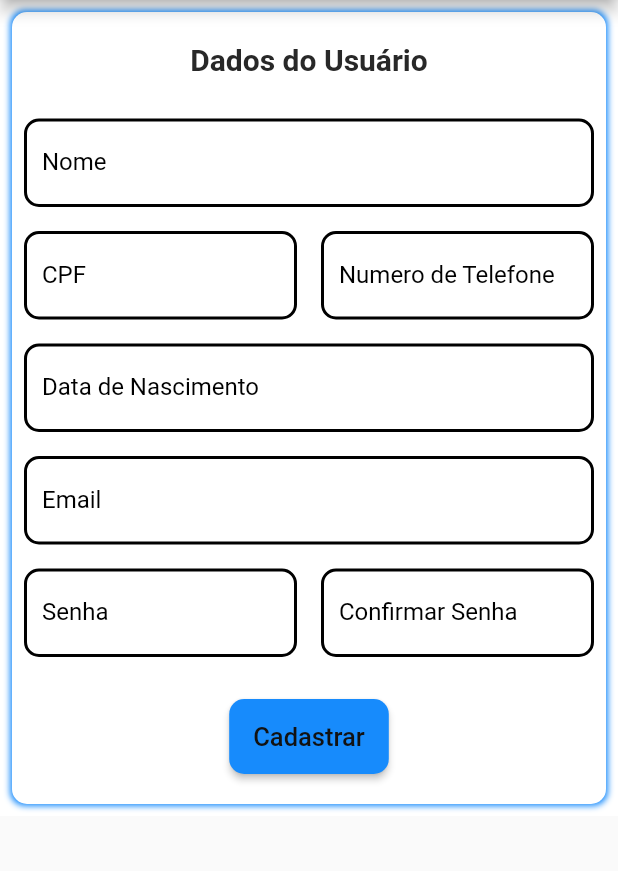
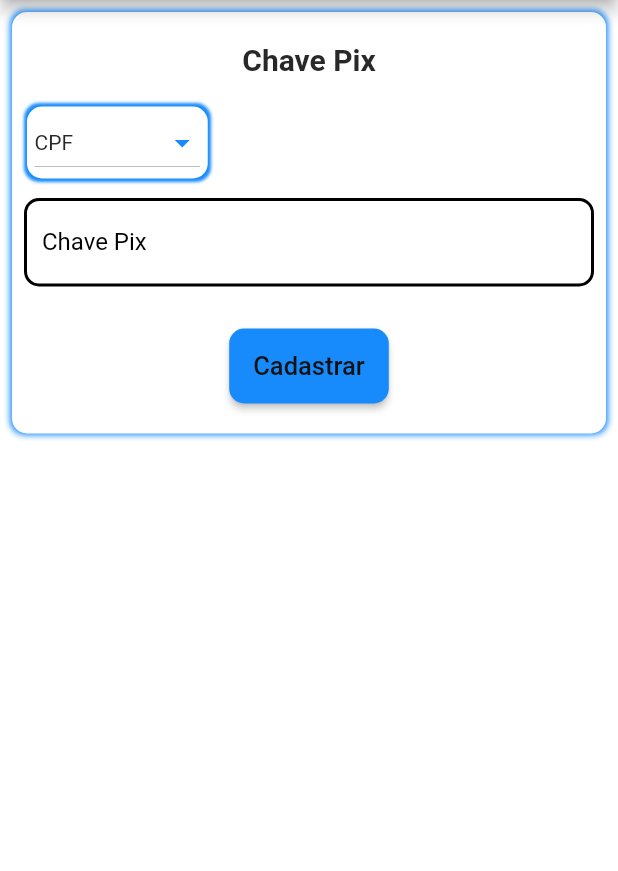
Before and after one commit to AlarconPedro/Tech_Shop, a Flutter app: the CadatroPixPage screen opened directly, on a phone screen of 412 x 824 dp, the part 84-955 px from its top. Run offline on Flutter 3.47's test engine with Material 2 defaults, Android fonts, the phone set to English and light mode, and no system bars; our stand-ins replace carousel_slider, mask_text_input_formatter, shared_preferences, sqflite; missing offline and left inert: flutter_credit_card_brazilian; accounts and stored records are empty.

Commit message:
Adicionado CRUD forma de pagamento - 2022.18.11.1

```diff
--- a/lib/classes/globais.dart
+++ b/lib/classes/globais.dart
@@ -1,3 +1,4 @@
+import 'package:mask_text_input_formatter/mask_text_input_formatter.dart';
 import 'package:tech_shop/datasource/models/produto_model.dart';
 
 class Globais {
@@ -36,6 +37,12 @@ class Globais {
   static String estadoCliente = "";
   static int idCliente = 0;
   static int enderecoSelected = 0;
+  static int cartaoSelected = 0;
+  static int pixSelected = 0;
+  static MaskTextInputFormatter maskCpf = MaskTextInputFormatter(
+    mask: '###.###.###-##',
+    filter: {"#": RegExp(r'[0-9]')},
+  );
 
   // Carrinho
   static int qtdCarrinho = 0;
--- a/lib/datasource/local/querys/tb_pagamentoPix_helper.dart
+++ b/lib/datasource/local/querys/tb_pagamentoPix_helper.dart
@@ -4,16 +4,16 @@ import 'package:tech_shop/datasource/local/tb_pagamento_pix.dart';
 
 class TbPagamentoPixHelper {
   // SELECT
-  Future<TbPagamentoPix> getPagamento() async {
+  Future<List<TbPagamentoPix>> getPagamentoPix() async {
     Database db = await BancoDados().db;
     var response = await db.rawQuery(
       "SELECT * FROM ${TbPagamentoPix.nomeTabela} ",
     );
     print(response);
     if (response.isNotEmpty) {
-      return TbPagamentoPix.fromMap(response.first);
+      return response.map((c) => TbPagamentoPix.fromMap(c)).toList();
     } else {
-      return TbPagamentoPix();
+      return [];
     }
   }
 
--- a/lib/ui/pages/cadastro_cartao_page.dart
+++ b/lib/ui/pages/cadastro_cartao_page.dart
@@ -40,7 +40,7 @@ class _CadastroCartaoPageState extends State<CadastroCartaoPage> {
           children: <Widget>[
             CreditCardWidget(
               cardName: (String value) {
-                print(value);
+                // print(value);
               },
               cardNumber: numeroCartao,
               expiryDate: vencimento,
@@ -101,7 +101,7 @@ class _CadastroCartaoPageState extends State<CadastroCartaoPage> {
                       child: Container(
                         margin: const EdgeInsets.all(8),
                         child: const Text(
-                          'Validate',
+                          'Salvar Cartão',
                           style: TextStyle(
                             color: Colors.white,
                             fontFamily: 'halter',
@@ -119,6 +119,7 @@ class _CadastroCartaoPageState extends State<CadastroCartaoPage> {
                             cvvCode,
                             vencimento,
                           );
+                          Navigator.pop(context);
                         } else {
                           print('invalid!');
                         }
--- a/lib/ui/pages/cadastro_pix_page.dart
+++ b/lib/ui/pages/cadastro_pix_page.dart
@@ -4,6 +4,8 @@ import 'package:flutter/material.dart';
 import 'package:flutter/services.dart';
 import 'package:mask_text_input_formatter/mask_text_input_formatter.dart';
 import 'package:provider/provider.dart';
+import 'package:tech_shop/classes/classes.dart';
+import 'package:tech_shop/datasource/local/querys/tb_pagamentoPix_helper.dart';
 import 'package:tech_shop/ui/pages/pages.dart';
 
 import '../../datasource/http/http.dart';
@@ -20,13 +22,6 @@ class CadatroPixPage extends StatefulWidget {
 
 class _CadatroPixPageState extends State<CadatroPixPage> {
   final TextEditingController _nomeController = TextEditingController();
-  final TextEditingController _cpfController = TextEditingController();
-  final TextEditingController _numeroTelefone = TextEditingController();
-  final TextEditingController _dataNascimentoController =
-      TextEditingController();
-  final TextEditingController _emailController = TextEditingController();
-  final TextEditingController _senhaController = TextEditingController();
-  final TextEditingController _confirmaController = TextEditingController();
 
   final maskCpf = MaskTextInputFormatter(
       mask: "###.###.###-##", filter: {"#": RegExp(r'[0-9]')});
@@ -41,6 +36,8 @@ class _CadatroPixPageState extends State<CadatroPixPage> {
   Widget build(BuildContext context) {
     final currentTheme = Provider.of<ThemeProvider>(context);
     return Scaffold(
+      backgroundColor:
+          currentTheme.isDarkTheme() ? Cores.cinzaMedio : Cores.branco,
       appBar: AppBar(
         backgroundColor:
             currentTheme.isDarkTheme() ? Cores.cinzaEscuro : Cores.cinzaClaro,
@@ -82,7 +79,7 @@ class _CadatroPixPageState extends State<CadatroPixPage> {
                         height: 20,
                       ),
                       Text(
-                        'Dados do Usuário',
+                        'Chave Pix',
                         style: TextStyle(
                           fontSize: 20,
                           fontWeight: FontWeight.bold,
@@ -94,88 +91,138 @@ class _CadatroPixPageState extends State<CadatroPixPage> {
                       const SizedBox(
                         height: 20,
                       ),
-                      campoTexto(
-                        controller: _nomeController,
-                        hint: 'Digite seu nome:',
-                        inputFormatter: maskDefault,
-                        keyboardType: TextInputType.name,
-                        label: 'Nome',
-                        obscureText: false,
+                      Padding(
+                        padding: const EdgeInsets.symmetric(horizontal: 10),
+                        child: Row(
+                          mainAxisAlignment: MainAxisAlignment.start,
+                          children: [
+                            Container(
+                              decoration: BoxDecoration(
+                                color: currentTheme.isDarkTheme()
+                                    ? Cores.cinzaEscuro
+                                    : Cores.branco,
+                                borderRadius: BorderRadius.circular(10),
+                                boxShadow: [
+                                  BoxShadow(
+                                    color: currentTheme.isDarkTheme()
+                                        ? Cores.branco
+                                        : Cores.azul,
+                                    blurRadius: 1,
+                                    spreadRadius: 2,
+                                    blurStyle: BlurStyle.normal,
+                                    // offset: const Offset(1.5, 1.5),
                                   ),
-                      Row(
-                        children: [
-                          Expanded(
-                            child: campoTexto(
-                              controller: _cpfController,
-                              hint: 'Digite seu CPF:',
-                              inputFormatter: maskCpf,
-                              keyboardType: TextInputType.number,
-                              label: 'CPF',
-                              obscureText: false,
+                                ],
+                              ),
+                              child: Padding(
+                                padding:
+                                    const EdgeInsets.symmetric(horizontal: 5),
+                                child: DropdownButton(
+                                    elevation: 0,
+                                    value: 'CPF',
+                                    borderRadius: BorderRadius.circular(10),
+                                    hint: Text(
+                                      'Tipo de chave',
+                                      style: TextStyle(
+                                        color: currentTheme.isDarkTheme()
+                                            ? Cores.branco
+                                            : Cores.cinzaEscuro,
                                       ),
                                     ),
-                          Expanded(
-                            child: campoTexto(
-                              controller: _numeroTelefone,
-                              hint: 'Digite seu Numero de Telefone:',
-                              inputFormatter: maskNumero,
-                              keyboardType: TextInputType.number,
-                              label: 'Numero de Telefone',
-                              obscureText: false,
+                                    dropdownColor: currentTheme.isDarkTheme()
+                                        ? Cores.cinzaEscuro
+                                        : Cores.branco,
+                                    style: TextStyle(
+                                      color: currentTheme.isDarkTheme()
+                                          ? Cores.branco
+                                          : Cores.cinzaEscuro,
+                                    ),
+                                    icon: Icon(
+                                      Icons.arrow_drop_down,
+                                      color: currentTheme.isDarkTheme()
+                                          ? Cores.branco
+                                          : Cores.azul,
+                                    ),
+                                    items: const [
+                                      DropdownMenuItem(
+                                        child: Text('CPF'),
+                                        value: 'CPF',
+                                      ),
+                                      DropdownMenuItem(
+                                        child: Text('Telefone'),
+                                        value: 'Telefone',
+                                      ),
+                                      DropdownMenuItem(
+                                        child: Text('Email'),
+                                        value: 'Email',
+                                      ),
+                                    ],
+                                    onChanged: (value) {
+                                      // setState(() {
+                                      //   if (value == 'CPF') {
+                                      //     _nomeController.text = '';
+                                      //     _nomeController.addListener(
+                                      //       () => _nomeController.value =
+                                      //           _nomeController.value.copyWith(
+                                      //         text: maskCpf.getMaskedText(),
+                                      //       ),
+                                      //     );
+                                      //   } else if (value == 'Telefone') {
+                                      //     _nomeController.text = '';
+                                      //     _nomeController.addListener(
+                                      //       () => _nomeController.value =
+                                      //           _nomeController.value.copyWith(
+                                      //         text: maskNumero.getMaskedText(),
+                                      //       ),
+                                      //     );
+                                      //   } else if (value == 'Email') {
+                                      //     _nomeController.text = '';
+                                      //     _nomeController.addListener(
+                                      //       () => _nomeController.value =
+                                      //           _nomeController.value.copyWith(
+                                      //         text: maskDefault.getMaskedText(),
+                                      //       ),
+                                      //     );
+                                      //   }
+                                      // });
+                                    }),
                               ),
                             ),
                           ],
                         ),
-                      campoTexto(
-                        controller: _dataNascimentoController,
-                        hint: 'Digite sua Data de Nascimento:',
-                        inputFormatter: maskData,
-                        keyboardType: TextInputType.datetime,
-                        label: 'Data de Nascimento',
-                        obscureText: false,
+                      ),
+                      const SizedBox(
+                        height: 5,
                       ),
                       campoTexto(
-                        controller: _emailController,
-                        hint: 'Digite seu Email:',
-                        inputFormatter: maskDefault,
+                        controller: _nomeController,
+                        hint: 'Digite sua chave:',
+                        inputFormatter: Globais.maskCpf,
                         keyboardType: TextInputType.emailAddress,
-                        label: 'Email',
+                        label: 'Chave Pix',
                         obscureText: false,
-                      ),
-                      Row(
-                        children: [
-                          Expanded(
-                            child: Container(
-                              child: campoTexto(
-                                controller: _senhaController,
-                                hint: 'Digite sua Senha:',
-                                inputFormatter: maskDefault,
-                                keyboardType: TextInputType.visiblePassword,
-                                label: 'Senha',
-                                obscureText: true,
-                              ),
-                            ),
-                          ),
-                          Expanded(
-                            child: Container(
-                              child: campoTexto(
-                                controller: _confirmaController,
-                                hint: 'Confirme sua Senha:',
-                                inputFormatter: maskDefault,
-                                keyboardType: TextInputType.visiblePassword,
-                                label: 'Confirmar Senha',
-                                obscureText: true,
-                              ),
-                            ),
-                          ),
-                        ],
                       ),
                       const SizedBox(
                         height: 20,
                       ),
                       ElevatedButton(
                         onPressed: () {
-                          cadastraUsuario();
+                          if (_nomeController.text.isEmpty) {
+                            ScaffoldMessenger.of(context).showSnackBar(
+                              SnackBar(
+                                content: const Text(
+                                    'Preencha o campo da chave Pix !'),
+                                backgroundColor: Cores.vermelho,
+                              ),
+                            );
+                          } else {
+                            TbPagamentoPixHelper()
+                                .insertPagamentoPix(_nomeController.text);
+                            _showDialog(context,
+                                message: 'Cadastro realizado com sucesso!',
+                                title: 'Sucesso');
+                            Navigator.pop(context);
+                          }
                         },
                         child: Padding(
                           padding: const EdgeInsets.symmetric(vertical: 15),
@@ -190,12 +237,12 @@ class _CadatroPixPageState extends State<CadatroPixPage> {
                           ),
                         ),
                         style: ElevatedButton.styleFrom(
-                          primary: currentTheme.isDarkTheme()
+                          foregroundColor: currentTheme.isDarkTheme()
+                              ? Cores.cinzaEscuro
+                              : Cores.branco,
+                          backgroundColor: currentTheme.isDarkTheme()
                               ? Cores.vermelho
                               : Cores.azul,
-                          onPrimary: currentTheme.isDarkTheme()
-                              ? Cores.cinzaEscuro
-                              : Cores.branco,
                           shape: RoundedRectangleBorder(
                             borderRadius: BorderRadius.circular(10),
                           ),
@@ -310,63 +357,4 @@ class _CadatroPixPageState extends State<CadatroPixPage> {
       },
     );
   }
-
-  void cadastraUsuario() {
-    _nomeController.text != "" &&
-        _emailController.text != "" &&
-        _senhaController.text != "" &&
-        _confirmaController.text != "";
-    if (_nomeController.text != "" &&
-        _emailController.text != "" &&
-        _cpfController.text != "" &&
-        _senhaController.text != "" &&
-        _confirmaController.text != "") {
-      var response = _getLogin();
-      print(response);
-    } else if (_senhaController.text == _confirmaController.text) {
-      _showDialog(context, message: 'Senhas não conferem!', title: 'Erro');
-      _nomeController.clear();
-      _emailController.clear();
-      _cpfController.clear();
-      _senhaController.clear();
-      _dataNascimentoController.clear();
-      _dataNascimentoController.clear();
-    } else {
-      _showDialog(context, message: 'Preencha todos os campos!', title: 'Erro');
-      _dataNascimentoController.clear();
-      _nomeController.clear();
-      _emailController.clear();
-      _cpfController.clear();
-      _senhaController.clear();
-      _dataNascimentoController.clear();
 }
-  }
-
-  Future<List<LoginModel>> _getLogin() async {
-    var response = await HttpRequest().postLogin(
-      nome: _nomeController.text,
-      email: _emailController.text,
-      senha: _senhaController.text,
-      cpf: _cpfController.text,
-      dataNascimento: _dataNascimentoController.text,
-      telefone: _numeroTelefone.text,
-    );
-    print(response.body);
-    if (response.statusCode == 200) {
-      var json = jsonDecode(response.body);
-      _showDialog(context,
-          message: 'Cadastro realizado com sucesso!', title: 'Sucesso');
-      Navigator.push(
-        context,
-        MaterialPageRoute(
-          builder: (context) => const LoginPage(),
-        ),
-      );
-      return (json as List).map((e) => LoginModel.fromJson(e)).toList();
-    } else {
-      _showDialog(context, message: 'Erro ao Cadastrar!', title: 'Erro');
-
-      throw Exception('Falha ao Cadastrar Usuário');
-    }
-  }
-}
```
Also changed, not shown: lib/datasource/local/querys/tb_pagamentoCartao_helper.dart (+6 -5 lines), lib/ui/pages/listar_cartao_page.dart (+25 -14 lines), lib/ui/pages/listar_pix_page.dart (+19 -19 lines). Lines whose indentation alone changed are shown as unchanged.
